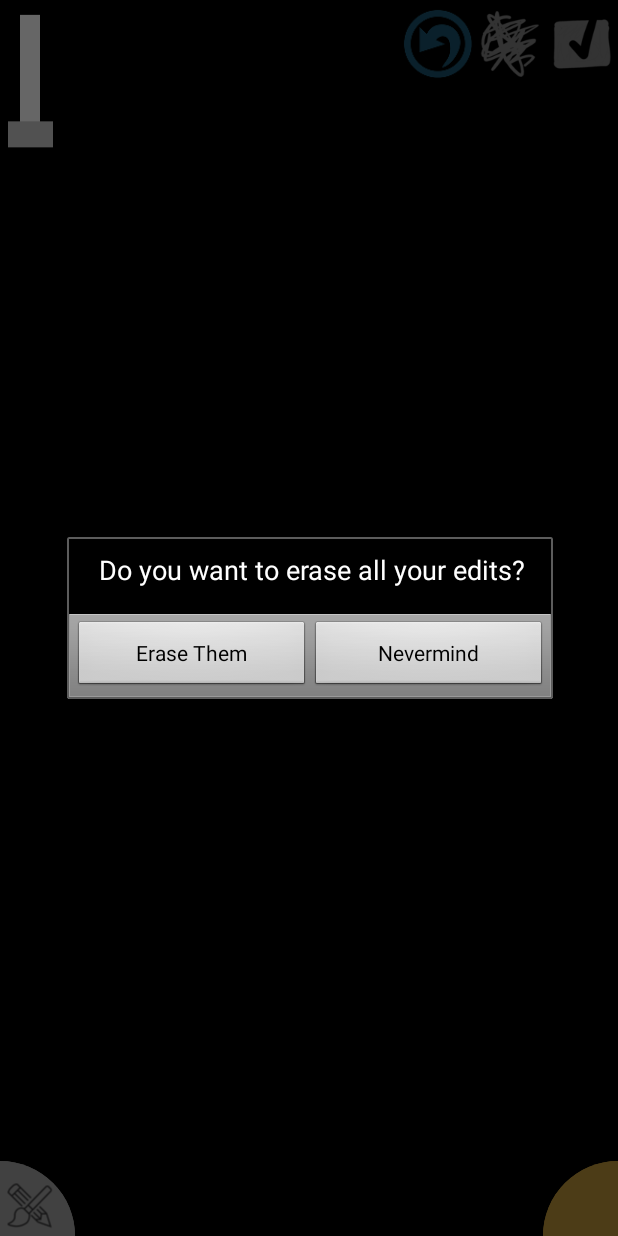
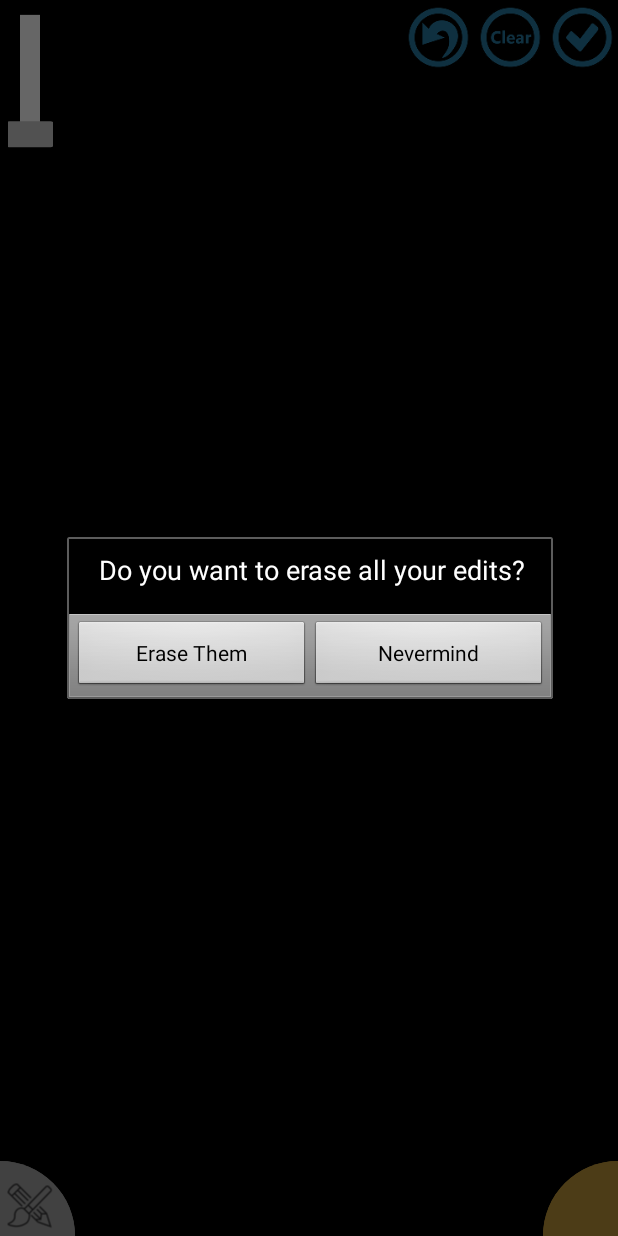
Before and after one commit to nickwah/etchasketch, an Android app: the MarkersActivity screen opened directly, with no data from a screen before it, after a tap on "erase drawing", on a phone screen of 412 x 824 dp. Run offline under Robolectric (Android 15) with nearby library versions, the phone set to English and light mode, and no system bars.

Commit message:
basic support for the text button

```diff
--- a/app/src/main/AndroidManifest.xml
+++ b/app/src/main/AndroidManifest.xml
@@ -25,7 +25,7 @@
 
     <application android:label="@string/app_name" android:icon="@drawable/launcher_icon" android:largeHeap="true" android:hardwareAccelerated="true">
         <activity android:name="com.mylikes.likes.etchasketch.MarkersActivity" android:label="@string/app_name"
-            android:theme="@android:style/Theme.NoTitleBar.Fullscreen" android:configChanges="orientation|screenSize" android:screenOrientation="portrait">
+            android:theme="@android:style/Theme.NoTitleBar.Fullscreen" android:configChanges="orientation|screenSize" android:windowSoftInputMode="adjustNothing" android:screenOrientation="portrait">
             <intent-filter>
                 <action android:name="android.intent.action.EDIT"/>
                 <action android:name="android.intent.action.SEND"/>
--- a/app/src/main/java/com/mylikes/likes/etchasketch/RoundColorMenu.java
+++ b/app/src/main/java/com/mylikes/likes/etchasketch/RoundColorMenu.java
@@ -90,6 +90,7 @@ public class RoundColorMenu extends RoundMenu {
         }
         corner = CORNER_BOTTOMRIGHT;
         super.init();
+        touchChildRadius = minRadius;
     }
 
     @Override
--- a/app/src/main/java/com/mylikes/likes/etchasketch/RoundMenu.java
+++ b/app/src/main/java/com/mylikes/likes/etchasketch/RoundMenu.java
@@ -23,7 +23,8 @@ import android.view.ViewGroup;
 public class RoundMenu extends ViewGroup {
 
     public static final String TAG = "RoundMenu";
-    private final float minAlpha = 0.75f;
+    protected float minAlpha = 0.75f;
+    protected int touchChildRadius = 50;
     protected int minRadius = 50;
     protected float radsPerChild;
     protected float density;
@@ -73,6 +74,7 @@ public class RoundMenu extends ViewGroup {
     protected void init() {
         setWillNotDraw(false);
         density = getResources().getDisplayMetrics().density;
+        touchChildRadius = 80;
 
         setOnTouchListener(new OnTouchListener() {
             @SuppressLint("NewApi")
@@ -137,7 +139,7 @@ public class RoundMenu extends ViewGroup {
                     result = true;
                 } else if (event.getAction() == MotionEvent.ACTION_MOVE && expanded && currentAnimation == null) {
                     double x = event.getX() - origin.x, y = event.getY() - origin.y;
-                    if (x*x + y*y < ((maxRadius - minRadius) * density) * ((maxRadius - minRadius) * density)) {
+                    if (x*x + y*y < (touchChildRadius * density) * ((touchChildRadius) * density)) {
                         // do nothing; touching origin circle
                     } else {
                         expandedChild = touchChild(x, y);
--- a/app/src/main/java/com/mylikes/likes/etchasketch/SpotSizeBar.java
+++ b/app/src/main/java/com/mylikes/likes/etchasketch/SpotSizeBar.java
@@ -5,6 +5,7 @@ import android.content.res.ColorStateList;
 import android.graphics.Canvas;
 import android.graphics.Color;
 import android.graphics.Paint;
+import android.graphics.RectF;
 import android.util.AttributeSet;
 import android.util.DisplayMetrics;
 import android.view.MotionEvent;
@@ -104,7 +105,7 @@ public class SpotSizeBar extends SeekBar {
 
     protected void onDraw(Canvas c) {
 
-        mPaint.setColor(mFgColor.getColorForState(getDrawableState(), mFgColor.getDefaultColor()));
+        mPaint.setColor(getResources().getColor(R.color.btn_fg));
         final boolean vertical = true;
 
         float scale = getWidth() / (float)getMax() / 2.5f / density;
@@ -138,7 +139,8 @@ public class SpotSizeBar extends SeekBar {
                 /*(float) (Math.max(size, 5)) * scale * 1.1f * density*///10, mPaint);
         float off = progress / (float)(getMax() - getMin()) * (getHeight() - center - 4 * density);
         float ycenter = start + off;
-        c.drawRect(center - bar_width,ycenter - bar_height,center + bar_width, ycenter + bar_height,mPaint);
+        RectF r = new RectF(center - bar_width, ycenter - bar_height, center + bar_width, ycenter + bar_height);
+        c.drawRoundRect(r, 3 * density, 3 * density, mPaint);
     }
 
     public int getSize() {
--- a/app/src/main/res/layout/fragment_editor.xml
+++ b/app/src/main/res/layout/fragment_editor.xml
@@ -19,7 +19,7 @@
 
     <LinearLayout android:orientation="horizontal"
         android:id="@+id/top_buttons"
-        android:layout_height="wrap_content"
+        android:layout_height="50dp"
         android:layout_width="wrap_content"
         android:layout_alignParentRight="true"
         android:layout_alignParentTop="true"
@@ -38,7 +38,7 @@
             android:contentDescription="undo"
             android:onClick="clickUndo"
             style="@style/ActionBar.Icon"
-            android:alpha="0.5"
+            android:alpha="0.75"
             />
         <ImageButton
             android:id="@+id/load"
@@ -50,19 +50,19 @@
             />
         <ImageButton
             android:id="@+id/clear"
-            android:src="@drawable/scribble"
+            android:src="@drawable/clear"
             android:contentDescription="erase drawing"
             android:onClick="clickClear"
             style="@style/ActionBar.Icon"
-            android:alpha="0.5"
+            android:alpha="0.75"
             />
         <ImageButton
             android:id="@+id/save"
-            android:src="@drawable/check"
+            android:src="@drawable/done"
             android:contentDescription="save drawing"
             android:onClick="clickSave"
             style="@style/ActionBar.Icon"
-            android:alpha="0.5"
+            android:alpha="0.75"
             />
         <ImageButton
             android:id="@+id/share"
@@ -120,10 +120,34 @@
         android:textColor="@color/white"
         android:padding="10dp"
         android:gravity="center"
-        android:imeActionLabel="Done"
-        android:imeOptions="actionDone"
         android:hint="Start Typing Here"
         android:textColorHint="@color/offwhite"
+        android:imeOptions="actionDone"
+        android:singleLine="true"
+        android:visibility="gone"
+        />
+
+    <ImageButton
+        android:id="@+id/text_cancel"
+        android:layout_width="wrap_content"
+        android:layout_height="wrap_content"
+        android:layout_alignParentLeft="true"
+        android:layout_alignParentTop="true"
+        android:layout_marginTop="250dp"
+        android:background="@color/transparent"
+        android:src="@drawable/cancel"
+        android:visibility="gone"
+        />
+
+    <ImageButton
+        android:id="@+id/text_done"
+        android:layout_width="wrap_content"
+        android:layout_height="wrap_content"
+        android:layout_alignParentRight="true"
+        android:layout_alignParentTop="true"
+        android:layout_marginTop="250dp"
+        android:background="@color/transparent"
+        android:src="@drawable/done"
         android:visibility="gone"
         />
 
@@ -171,12 +195,13 @@
             android:id="@+id/text_tool"
             android:layout_width="30dp"
             android:layout_height="30dp"
-            markers:menuIcon="@drawable/text_button"
+            markers:menuIcon="@drawable/text"
             />
 
         </com.mylikes.likes.etchasketch.RoundMenu>
 
     <com.mylikes.likes.etchasketch.RoundColorMenu
+        android:id="@+id/colors_menu"
         android:layout_width="match_parent"
         android:layout_height="match_parent"
         android:layout_alignParentRight="true"
@@ -185,4 +210,36 @@
         markers:corner="bottomright"
         ></com.mylikes.likes.etchasketch.RoundColorMenu>
 
+    <LinearLayout
+        android:id="@+id/edit_buttons"
+        android:layout_width="match_parent"
+        android:layout_height="50dp"
+        android:layout_alignParentBottom="true"
+        android:visibility="gone"
+        >
+        <ImageButton
+            android:id="@+id/edit_cancel"
+            android:layout_width="wrap_content"
+            android:layout_height="wrap_content"
+            android:src="@drawable/cancel"
+            android:background="@color/transparent"
+            android:scaleType="centerInside"
+            android:padding="10dp"
+            />
+        <Space
+            android:layout_width="0dp"
+            android:layout_height="1dp"
+            android:layout_weight="1"
+            />
+        <ImageButton
+            android:id="@+id/edit_done"
+            android:layout_width="wrap_content"
+            android:layout_height="wrap_content"
+            android:src="@drawable/done"
+            android:background="@color/transparent"
+            android:scaleType="centerInside"
+            android:padding="10dp"
+            />
+    </LinearLayout>
+
 </RelativeLayout>
```
Also changed, not shown: app/src/main/java/com/mylikes/likes/etchasketch/MarkersActivity.java (+92 -1 lines), app/src/main/java/com/mylikes/likes/etchasketch/MoveableDrawing.java (+4 -4 lines), app/src/main/java/com/mylikes/likes/etchasketch/Slate.java (+23 -25 lines), app/src/main/java/com/mylikes/likes/etchasketch/TextDrawing.java (+19 -6 lines).
